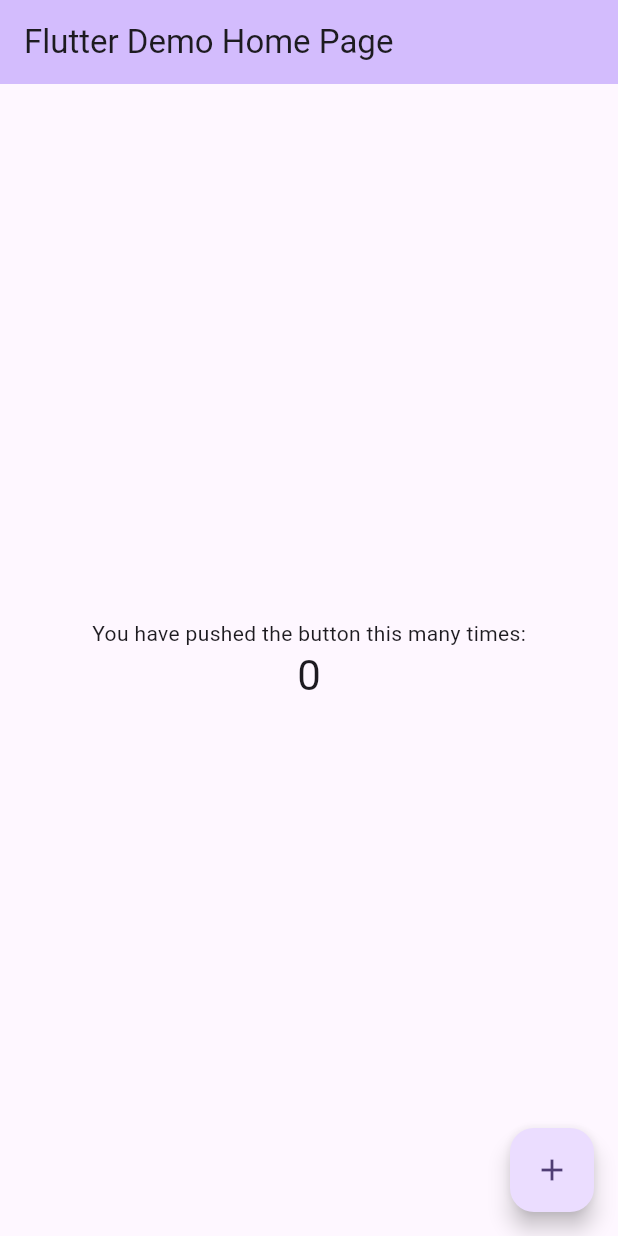
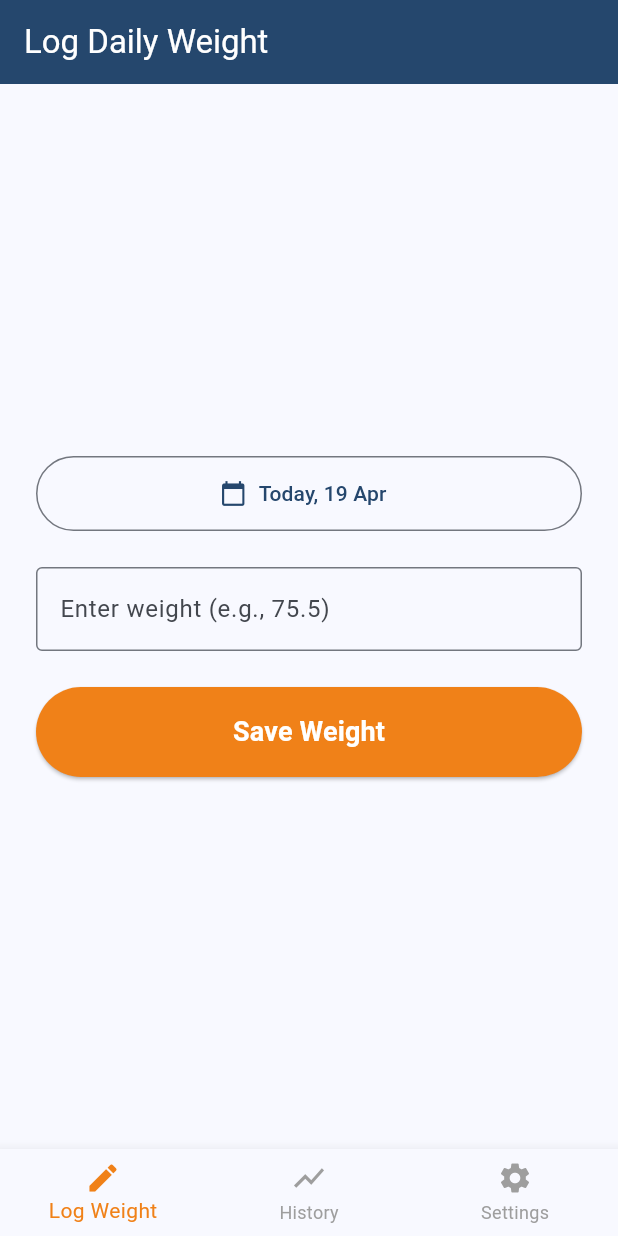
Before and after one commit to NikJur/RowingWeights_Flutter, a Flutter app: the screen it shows after launch, on a phone screen of 412 x 824 dp. Run offline on Flutter 3.47's test engine with Material 3 defaults, Android fonts, the phone set to English and light mode, and no system bars.

Commit message:
Add launch configuration and refactor main application structure

```diff
--- a/rowing_weights/rowing_weights/lib/main.dart
+++ b/rowing_weights/rowing_weights/lib/main.dart
@@ -1,122 +1,235 @@
 import 'package:flutter/material.dart';
 
 void main() {
-  runApp(const MyApp());
+  runApp(const RowingWeightsApp());
 }
 
-class MyApp extends StatelessWidget {
-  const MyApp({super.key});
+class RowingWeightsApp extends StatelessWidget {
+  const RowingWeightsApp({super.key});
 
-  // This widget is the root of your application.
   @override
   Widget build(BuildContext context) {
     return MaterialApp(
-      title: 'Flutter Demo',
+      title: 'RowingWeights',
+      debugShowCheckedModeBanner: false,
+      // Define official brand colours globally
       theme: ThemeData(
-        // This is the theme of your application.
-        //
-        // TRY THIS: Try running your application with "flutter run". You'll see
-        // the application has a purple toolbar. Then, without quitting the app,
-        // try changing the seedColor in the colorScheme below to Colors.green
-        // and then invoke "hot reload" (save your changes or press the "hot
-        // reload" button in a Flutter-supported IDE, or press "r" if you used
-        // the command line to start the app).
-        //
-        // Notice that the counter didn't reset back to zero; the application
-        // state is not lost during the reload. To reset the state, use hot
-        // restart instead.
-        //
-        // This works for code too, not just values: Most code changes can be
-        // tested with just a hot reload.
-        colorScheme: .fromSeed(seedColor: Colors.deepPurple),
+        primaryColor: const Color(0xFF25476D), // CoxOrb Blue
+        colorScheme: ColorScheme.fromSeed(
+          seedColor: const Color(0xFF25476D),
+          primary: const Color(0xFF25476D),
+          secondary: const Color(0xFFF08118), // CoxOrb Orange
+        ),
+        useMaterial3: true,
       ),
-      home: const MyHomePage(title: 'Flutter Demo Home Page'),
+      home: const MainScreen(),
     );
   }
 }
 
-class MyHomePage extends StatefulWidget {
-  const MyHomePage({super.key, required this.title});
-
-  // This widget is the home page of your application. It is stateful, meaning
-  // that it has a State object (defined below) that contains fields that affect
-  // how it looks.
-
-  // This class is the configuration for the state. It holds the values (in this
-  // case the title) provided by the parent (in this case the App widget) and
-  // used by the build method of the State. Fields in a Widget subclass are
-  // always marked "final".
-
-  final String title;
+/// The Root Widget: Manages the Bottom Navigation Bar and active screen
+class MainScreen extends StatefulWidget {
+  const MainScreen({super.key});
 
   @override
-  State<MyHomePage> createState() => _MyHomePageState();
+  State<MainScreen> createState() => _MainScreenState();
 }
 
-class _MyHomePageState extends State<MyHomePage> {
-  int _counter = 0;
+class _MainScreenState extends State<MainScreen> {
+  int _currentIndex = 0;
 
-  void _incrementCounter() {
-    setState(() {
-      // This call to setState tells the Flutter framework that something has
-      // changed in this State, which causes it to rerun the build method below
-      // so that the display can reflect the updated values. If we changed
-      // _counter without calling setState(), then the build method would not be
-      // called again, and so nothing would appear to happen.
-      _counter++;
-    });
-  }
+  // The three screens managed by the navigation bar
+  final List<Widget> _screens = const [
+    LogScreen(),
+    HistoryScreen(),
+    SettingsScreen(),
+  ];
 
   @override
   Widget build(BuildContext context) {
-    // This method is rerun every time setState is called, for instance as done
-    // by the _incrementCounter method above.
-    //
-    // The Flutter framework has been optimized to make rerunning build methods
-    // fast, so that you can just rebuild anything that needs updating rather
-    // than having to individually change instances of widgets.
+    return Scaffold(
+      body: _screens[_currentIndex],
+      bottomNavigationBar: BottomNavigationBar(
+        currentIndex: _currentIndex,
+        onTap: (index) {
+          setState(() {
+            _currentIndex = index;
+          });
+        },
+        selectedItemColor: Theme.of(context).colorScheme.secondary, // Highlights active tab in Orange
+        unselectedItemColor: Colors.grey,
+        items: const [
+          BottomNavigationBarItem(
+            icon: Icon(Icons.edit),
+            label: 'Log Weight',
+          ),
+          BottomNavigationBarItem(
+            icon: Icon(Icons.show_chart),
+            label: 'History',
+          ),
+          BottomNavigationBarItem(
+            icon: Icon(Icons.settings),
+            label: 'Settings',
+          ),
+        ],
+      ),
+    );
+  }
+}
+
+/// TAB 1: The Log Screen
+class LogScreen extends StatelessWidget {
+  const LogScreen({super.key});
+
+  @override
+  Widget build(BuildContext context) {
     return Scaffold(
       appBar: AppBar(
-        // TRY THIS: Try changing the color here to a specific color (to
-        // Colors.amber, perhaps?) and trigger a hot reload to see the AppBar
-        // change color while the other colors stay the same.
-        backgroundColor: Theme.of(context).colorScheme.inversePrimary,
-        // Here we take the value from the MyHomePage object that was created by
-        // the App.build method, and use it to set our appbar title.
-        title: Text(widget.title),
+        title: const Text('Log Daily Weight', style: TextStyle(color: Colors.white)),
+        backgroundColor: Theme.of(context).primaryColor,
       ),
-      body: Center(
-        // Center is a layout widget. It takes a single child and positions it
-        // in the middle of the parent.
+      body: Padding(
+        padding: const EdgeInsets.all(24.0),
         child: Column(
-          // Column is also a layout widget. It takes a list of children and
-          // arranges them vertically. By default, it sizes itself to fit its
-          // children horizontally, and tries to be as tall as its parent.
-          //
-          // Column has various properties to control how it sizes itself and
-          // how it positions its children. Here we use mainAxisAlignment to
-          // center the children vertically; the main axis here is the vertical
-          // axis because Columns are vertical (the cross axis would be
-          // horizontal).
-          //
-          // TRY THIS: Invoke "debug painting" (choose the "Toggle Debug Paint"
-          // action in the IDE, or press "p" in the console), to see the
-          // wireframe for each widget.
-          mainAxisAlignment: .center,
+          mainAxisAlignment: MainAxisAlignment.center,
           children: [
-            const Text('You have pushed the button this many times:'),
-            Text(
-              '$_counter',
-              style: Theme.of(context).textTheme.headlineMedium,
+            // Date Selector Placeholder
+            OutlinedButton.icon(
+              onPressed: () {},
+              icon: const Icon(Icons.calendar_today),
+              label: const Text('Today, 19 Apr'),
+              style: OutlinedButton.styleFrom(
+                minimumSize: const Size.fromHeight(50),
+              ),
+            ),
+            const SizedBox(height: 24),
+            // Weight Input
+            const TextField(
+              keyboardType: TextInputType.numberWithOptions(decimal: true),
+              decoration: InputDecoration(
+                border: OutlineInputBorder(),
+                labelText: 'Enter weight (e.g., 75.5)',
+                suffixText: 'kg',
+              ),
+            ),
+            const SizedBox(height: 24),
+            // Save Button
+            ElevatedButton(
+              onPressed: () {},
+              style: ElevatedButton.styleFrom(
+                backgroundColor: Theme.of(context).colorScheme.secondary,
+                foregroundColor: Colors.white,
+                minimumSize: const Size.fromHeight(60),
+              ),
+              child: const Text('Save Weight', style: TextStyle(fontSize: 18, fontWeight: FontWeight.bold)),
             ),
           ],
         ),
       ),
-      floatingActionButton: FloatingActionButton(
-        onPressed: _incrementCounter,
-        tooltip: 'Increment',
-        child: const Icon(Icons.add),
+    );
+  }
+}
+
+/// TAB 2: The History Screen
+class HistoryScreen extends StatelessWidget {
+  const HistoryScreen({super.key});
+
+  @override
+  Widget build(BuildContext context) {
+    return Scaffold(
+      appBar: AppBar(
+        title: const Text('Weight History', style: TextStyle(color: Colors.white)),
+        backgroundColor: Theme.of(context).primaryColor,
+      ),
+      body: Padding(
+        padding: const EdgeInsets.all(16.0),
+        child: Column(
+          crossAxisAlignment: CrossAxisAlignment.stretch,
+          children: [
+            // Future-proofing: Team Average Dashboard Card
+            Card(
+              color: const Color(0xFFF5F5F5),
+              child: Padding(
+                padding: const EdgeInsets.all(16.0),
+                child: Column(
+                  children: [
+                    Text(
+                      'Team Average',
+                      style: TextStyle(fontSize: 16, color: Theme.of(context).primaryColor, fontWeight: FontWeight.bold),
+                    ),
+                    const SizedBox(height: 8),
+                    const Text(
+                      '-- kg', // Placeholder for team calculation
+                      style: TextStyle(fontSize: 24, fontWeight: FontWeight.bold),
+                    ),
+                  ],
+                ),
+              ),
+            ),
+            const SizedBox(height: 16),
+            // Time Toggle Buttons Placeholder
+            Row(
+              mainAxisAlignment: MainAxisAlignment.spaceEvenly,
+              children: [
+                TextButton(onPressed: () {}, child: const Text('1W')),
+                TextButton(onPressed: () {}, child: const Text('1M')),
+                TextButton(onPressed: () {}, child: const Text('1Y')),
+                TextButton(onPressed: () {}, child: const Text('ALL')),
+              ],
+            ),
+            const SizedBox(height: 16),
+            // Chart Area Placeholder
+            Expanded(
+              child: Container(
+                decoration: BoxDecoration(
+                  border: Border.all(color: Colors.grey.shade300),
+                  borderRadius: BorderRadius.circular(8),
+                ),
+                child: const Center(
+                  child: Text('Chart will render here'),
+                ),
+              ),
+            ),
+          ],
+        ),
       ),
     );
   }
 }
+
+/// TAB 3: The Settings Screen
+class SettingsScreen extends StatelessWidget {
+  const SettingsScreen({super.key});
+
+  @override
+  Widget build(BuildContext context) {
+    return Scaffold(
+      appBar: AppBar(
+        title: const Text('Settings', style: TextStyle(color: Colors.white)),
+        backgroundColor: Theme.of(context).primaryColor,
+      ),
+      body: ListView(
+        children: [
+          const ListTile(
+            leading: Icon(Icons.person),
+            title: Text('Account Profile'),
+            subtitle: Text('Not logged in'),
+          ),
+          const Divider(),
+          ListTile(
+            leading: const Icon(Icons.group),
+            title: const Text('Team Code'),
+            subtitle: const Text('Join or create a team'),
+            onTap: () {},
+          ),
+          const Divider(),
+          ListTile(
+            leading: const Icon(Icons.login),
+            title: const Text('Log In / Sign Up'),
+            onTap: () {},
+          ),
+        ],
+      ),
+    );
+  }
+}
```
